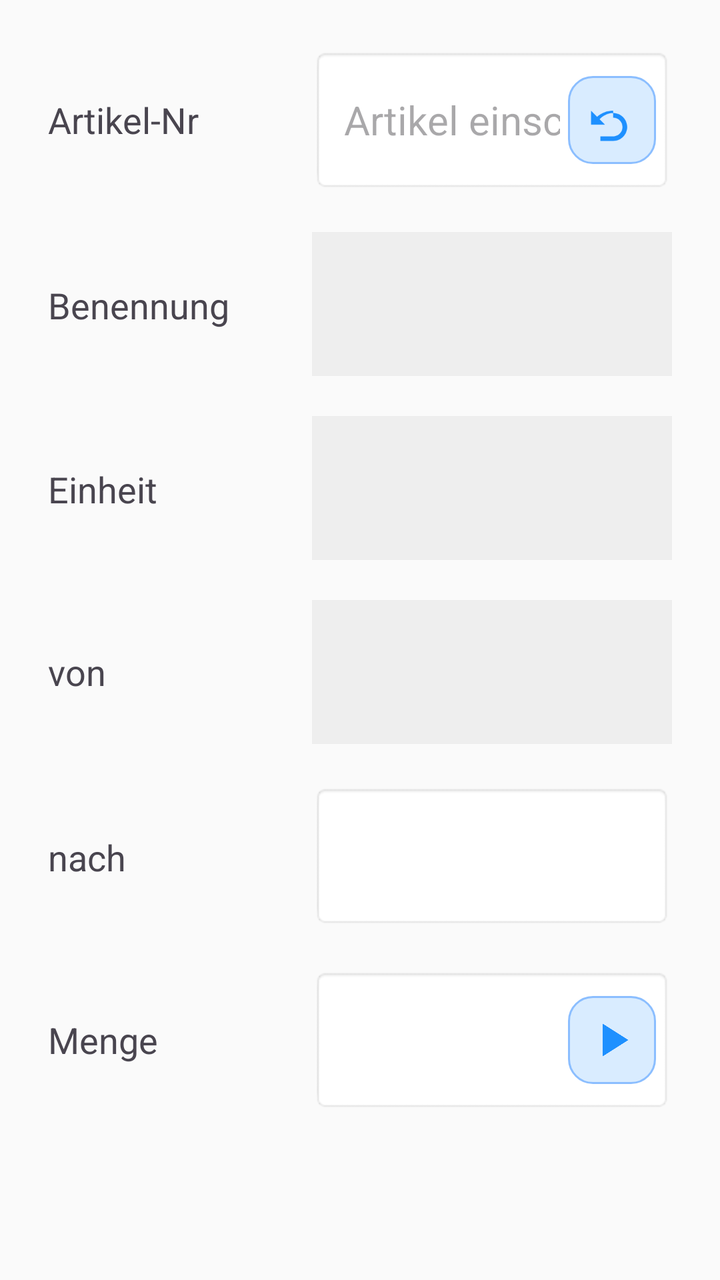
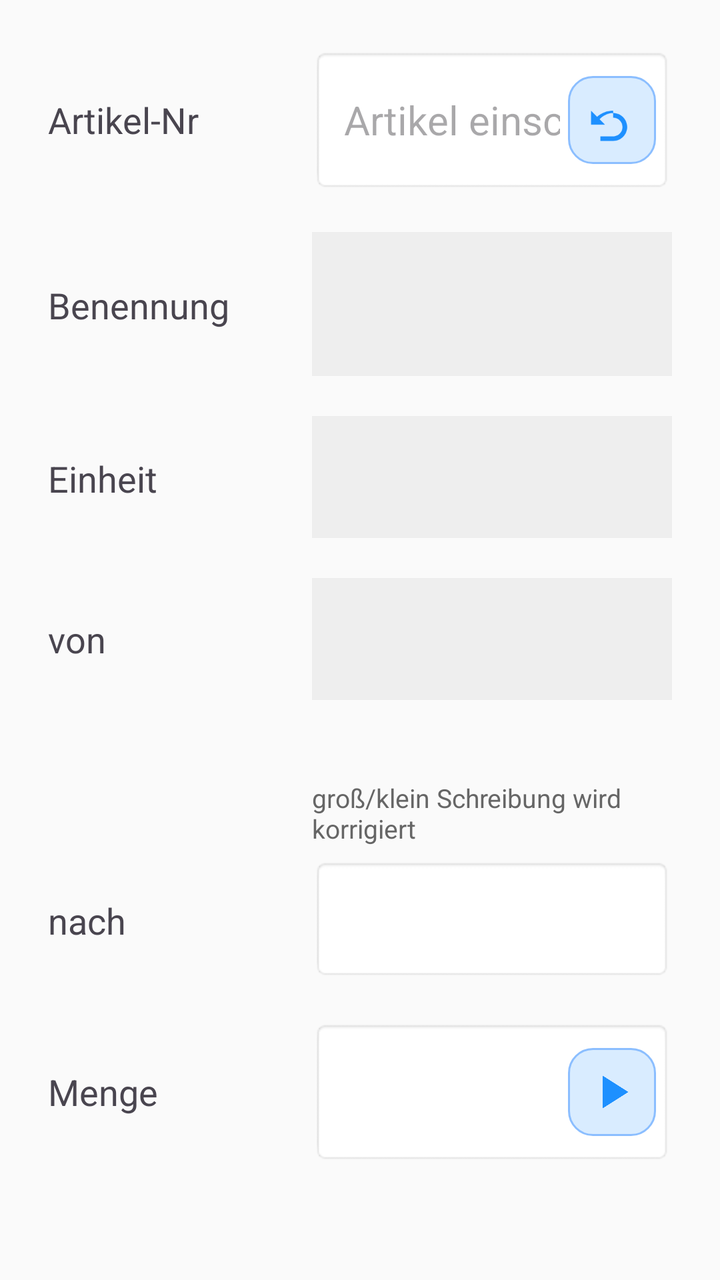

Before-and-after screenshots of an Android layout around one commit, followed by the original layout XML and the change that was made.
<!-- AndroidManifest.xml: application theme Theme.BehrouzTest -->
<!-- res/layout/activity_main.xml -->
<?xml version="1.0" encoding="utf-8"?>
<LinearLayout
    xmlns:android="http://schemas.android.com/apk/res/android"
    android:layout_width="match_parent"
    android:layout_height="match_parent"
    android:orientation="vertical"
    android:background="#FAFAFA">

    <ScrollView
        android:layout_width="match_parent"
        android:layout_height="match_parent"
        android:fillViewport="true">

        <LinearLayout
            android:layout_width="match_parent"
            android:layout_height="wrap_content"
            android:orientation="vertical"
            android:padding="24dp">

            
            <LinearLayout
                android:layout_width="match_parent"
                android:layout_height="wrap_content"
                android:orientation="horizontal"
                android:layout_marginBottom="20dp">

                <TextView
                    android:layout_width="120dp"
                    android:layout_height="72dp"
                    android:gravity="center_vertical"
                    android:text="Artikel-Nr"
                    android:textSize="18sp"
                    android:layout_marginEnd="12dp"/>

                
                <FrameLayout
                    android:layout_width="0dp"
                    android:layout_weight="1"
                    android:layout_height="72dp">

                    <EditText
                        android:id="@+id/inputField"
                        android:layout_width="match_parent"
                        android:layout_height="match_parent"
                        android:hint="Artikel einscannen"
                        android:textColor="#000000"
                        android:background="@android:drawable/editbox_background"
                        android:inputType="text"
                        android:importantForAutofill="no"
                        android:paddingStart="16dp"
                        android:paddingTop="16dp"
                        android:paddingBottom="16dp"
                        android:paddingEnd="56dp"
                        android:textSize="20sp"
                        android:imeOptions="actionDone"/>

                    
                    <ImageButton
                        android:id="@+id/clearIconButton"
                        android:layout_width="44dp"
                        android:layout_height="44dp"
                        android:layout_gravity="end|center_vertical"
                        android:layout_marginEnd="8dp"
                        android:background="@drawable/bg_icon_button"
                        android:contentDescription="Neueingabe"
                        android:scaleType="fitCenter"
                        android:src="@drawable/ic_undo"
                        android:padding="8dp"/>
                </FrameLayout>
            </LinearLayout>

            
            <LinearLayout
                android:layout_width="match_parent"
                android:layout_height="wrap_content"
                android:orientation="horizontal"
                android:layout_marginBottom="20dp">

                <TextView
                    android:layout_width="120dp"
                    android:layout_height="72dp"
                    android:gravity="center_vertical"
                    android:text="Benennung"
                    android:textSize="18sp"
                    android:layout_marginEnd="12dp"/>

                <EditText
                    android:id="@+id/nameField"
                    android:layout_width="0dp"
                    android:layout_weight="1"
                    android:layout_height="wrap_content"
                    android:minHeight="72dp"
                    android:inputType="textMultiLine|textNoSuggestions"
                    android:singleLine="false"
                    android:maxLines="3"
                    android:background="#EEEEEE"
                    android:padding="16dp"
                    android:textSize="20sp"
                    android:textColor="#444444"
                    android:focusable="false"
                    android:cursorVisible="false"
                    android:longClickable="false"
                    android:clickable="false"/>
            </LinearLayout>

            
            <LinearLayout
                android:layout_width="match_parent"
                android:layout_height="wrap_content"
                android:orientation="horizontal"
                android:layout_marginBottom="20dp">

                <TextView
                    android:layout_width="120dp"
                    android:layout_height="72dp"
                    android:gravity="center_vertical"
                    android:text="Einheit"
                    android:textSize="18sp"
                    android:layout_marginEnd="12dp"/>

                <EditText
                    android:id="@+id/meField"
                    android:layout_width="0dp"
                    android:layout_weight="1"
                    android:layout_height="72dp"
                    android:background="#EEEEEE"
                    android:padding="16dp"
                    android:textSize="20sp"
                    android:textColor="#444444"
                    android:gravity="center_vertical"
                    android:inputType="textNoSuggestions"
                    android:importantForAutofill="no"
                    android:focusable="false"
                    android:cursorVisible="false"
                    android:longClickable="false"
                    android:clickable="false"/>
            </LinearLayout>

            
            <LinearLayout
                android:layout_width="match_parent"
                android:layout_height="wrap_content"
                android:orientation="horizontal"
                android:layout_marginBottom="20dp">

                <TextView
                    android:layout_width="120dp"
                    android:layout_height="72dp"
                    android:gravity="center_vertical"
                    android:text="von"
                    android:textSize="18sp"
                    android:layout_marginEnd="12dp"/>

                <Spinner
                    android:id="@+id/lagerSpinner"
                    android:layout_width="0dp"
                    android:layout_weight="1"
                    android:layout_height="72dp"
                    android:background="#EEEEEE"
                    android:padding="8dp"
                    android:popupBackground="#BFE3FF" />
            </LinearLayout>

            
            <LinearLayout
                android:layout_width="match_parent"
                android:layout_height="wrap_content"
                android:orientation="horizontal"
                android:layout_marginBottom="20dp">

                <TextView
                    android:layout_width="120dp"
                    android:layout_height="72dp"
                    android:gravity="center_vertical"
                    android:text="nach"
                    android:textSize="18sp"
                    android:layout_marginEnd="12dp"/>

                <EditText
                    android:id="@+id/bestandField"
                    android:layout_width="0dp"
                    android:layout_weight="1"
                    android:layout_height="72dp"
                    android:background="@android:drawable/editbox_background"
                    android:padding="16dp"
                    android:textSize="20sp"
                    android:textColor="#000000"
                    android:importantForAutofill="no"
                    android:focusable="true"
                    android:focusableInTouchMode="true"
                    android:inputType="text"
                    android:imeOptions="actionNext"/>
            </LinearLayout>

            
            
            <LinearLayout
                android:layout_width="match_parent"
                android:layout_height="wrap_content"
                android:orientation="horizontal"
                android:layout_marginBottom="12dp">

                <TextView
                    android:layout_width="120dp"
                    android:layout_height="72dp"
                    android:gravity="center_vertical"
                    android:text="Menge"
                    android:textSize="18sp"
                    android:layout_marginEnd="12dp"/>

                <FrameLayout
                    android:layout_width="0dp"
                    android:layout_weight="1"
                    android:layout_height="72dp">

                    <EditText
                        android:id="@+id/menge"
                        android:layout_width="match_parent"
                        android:layout_height="match_parent"
                        android:background="@android:drawable/editbox_background"
                        android:paddingStart="16dp"
                        android:paddingTop="16dp"
                        android:paddingBottom="16dp"
                        android:paddingEnd="56dp"
                        android:textSize="20sp"
                        android:textColor="#000000"
                        android:importantForAutofill="no"
                        android:focusable="true"
                        android:focusableInTouchMode="true"
                        android:inputType="numberDecimal"
                        android:imeOptions="actionDone"/>

                    <ImageButton
                        android:id="@+id/playButton"
                        android:layout_width="44dp"
                        android:layout_height="44dp"
                        android:layout_gravity="end|center_vertical"
                        android:layout_marginEnd="8dp"
                        android:background="@drawable/bg_icon_button"
                        android:contentDescription="Umbuchung"
                        android:scaleType="fitCenter"
                        android:src="@drawable/ic_play"
                        android:padding="8dp"/>
                </FrameLayout>
            </LinearLayout>


        </LinearLayout>
    </ScrollView>

</LinearLayout>
<!-- resources referenced by this layout -->
<resources>
  <!-- drawable bg_icon_button (drawable) -->
  <?xml version="1.0" encoding="utf-8"?>
  <ripple xmlns:android="http://schemas.android.com/apk/res/android"
      android:color="#33000000">
  
      <item>
          <shape android:shape="rectangle">
              <solid android:color="#D9ECFF"/>
              <corners android:radius="12dp"/>
              <stroke
                  android:width="1dp"
                  android:color="#8BBEFF"/>
          </shape>
      </item>
  
  </ripple>
  <!-- drawable ic_play (drawable) -->
  <?xml version="1.0" encoding="utf-8"?>
  <vector xmlns:android="http://schemas.android.com/apk/res/android"
      android:width="24dp"
      android:height="24dp"
      android:viewportWidth="24"
      android:viewportHeight="24">
  
      
      <path
          android:fillColor="#1E90FF"
          android:pathData="M8,5v14l11,-7z"/>
  </vector>
  <!-- drawable ic_undo (drawable) -->
  <?xml version="1.0" encoding="utf-8"?>
  <vector xmlns:android="http://schemas.android.com/apk/res/android"
      android:width="24dp"
      android:height="24dp"
      android:viewportWidth="24"
      android:viewportHeight="24">
  
      
      <path
          android:fillColor="#1E90FF"
          android:pathData="M12.5,8c-2.65,0 -5.05,0.99 -6.9,2.62L3,8v6h6l-2.32,-2.32C8.2,10.08 10.23,9 12.5,9c3.31,0 6,2.69 6,6s-2.69,6 -6,6H7v-2h5.5c2.21,0 4,-1.79 4,-4s-1.79,-4 -4,-4z"/>
  </vector>
  <style name="Theme.BehrouzTest" parent="Base.Theme.BehrouzTest" />
  <style name="Base.Theme.BehrouzTest" parent="Theme.Material3.DayNight.NoActionBar">
          
          
      </style>
</resources>

<!-- the commit's change to res/layout/activity_main.xml (unified diff, before → after) -->
@@ -112,7 +112,7 @@
 
                 <TextView
                     android:layout_width="120dp"
-                    android:layout_height="72dp"
+                    android:layout_height="61dp"
                     android:gravity="center_vertical"
                     android:text="Einheit"
                     android:textSize="18sp"
@@ -122,7 +122,7 @@
                     android:id="@+id/meField"
                     android:layout_width="0dp"
                     android:layout_weight="1"
-                    android:layout_height="72dp"
+                    android:layout_height="61dp"
                     android:background="#EEEEEE"
                     android:padding="16dp"
                     android:textSize="20sp"
@@ -141,11 +141,11 @@
                 android:layout_width="match_parent"
                 android:layout_height="wrap_content"
                 android:orientation="horizontal"
-                android:layout_marginBottom="20dp">
-
-                <TextView
-                    android:layout_width="120dp"
-                    android:layout_height="72dp"
+                android:layout_marginBottom="40dp">
+
+                <TextView
+                    android:layout_width="120dp"
+                    android:layout_height="61dp"
                     android:gravity="center_vertical"
                     android:text="von"
                     android:textSize="18sp"
@@ -155,22 +155,32 @@
                     android:id="@+id/lagerSpinner"
                     android:layout_width="0dp"
                     android:layout_weight="1"
-                    android:layout_height="72dp"
+                    android:layout_height="61dp"
                     android:background="#EEEEEE"
                     android:padding="8dp"
                     android:popupBackground="#BFE3FF" />
             </LinearLayout>
 
             
-            <LinearLayout
-                android:layout_width="match_parent"
-                android:layout_height="wrap_content"
-                android:orientation="horizontal"
-                android:layout_marginBottom="20dp">
-
-                <TextView
-                    android:layout_width="120dp"
-                    android:layout_height="72dp"
+            <TextView
+                android:layout_width="match_parent"
+                android:layout_height="wrap_content"
+                android:text="groß/klein Schreibung wird korrigiert"
+                android:textSize="13sp"
+                android:textColor="#666666"
+                android:layout_marginStart="132dp"
+                android:layout_marginBottom="6dp" />
+
+            
+            <LinearLayout
+                android:layout_width="match_parent"
+                android:layout_height="wrap_content"
+                android:orientation="horizontal"
+                android:layout_marginBottom="20dp">
+
+                <TextView
+                    android:layout_width="120dp"
+                    android:layout_height="61dp"
                     android:gravity="center_vertical"
                     android:text="nach"
                     android:textSize="18sp"
@@ -180,7 +190,7 @@
                     android:id="@+id/bestandField"
                     android:layout_width="0dp"
                     android:layout_weight="1"
-                    android:layout_height="72dp"
+                    android:layout_height="61dp"
                     android:background="@android:drawable/editbox_background"
                     android:padding="16dp"
                     android:textSize="20sp"
@@ -192,7 +202,6 @@
                     android:imeOptions="actionNext"/>
             </LinearLayout>
 
-            
             
             <LinearLayout
                 android:layout_width="match_parent"
@@ -244,7 +253,6 @@
                 </FrameLayout>
             </LinearLayout>
 
-
         </LinearLayout>
     </ScrollView>
 
